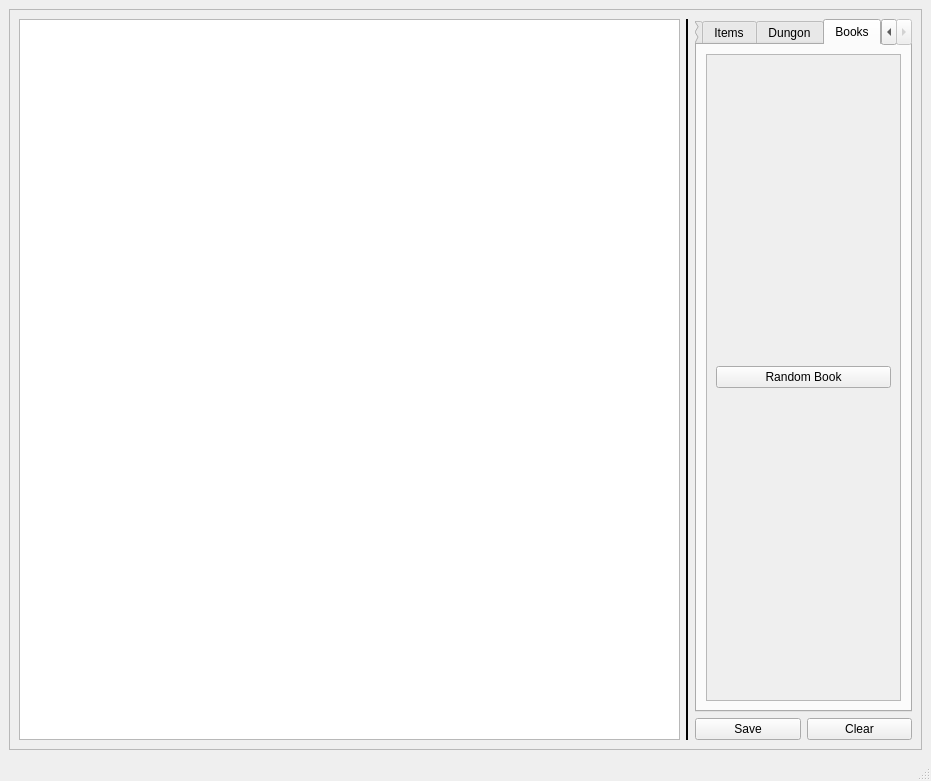
This is raw_ui_files/ginaa_gui.ui in zerihemla/ginaa as Qt 5 draws it before an edit. The edited form follows.
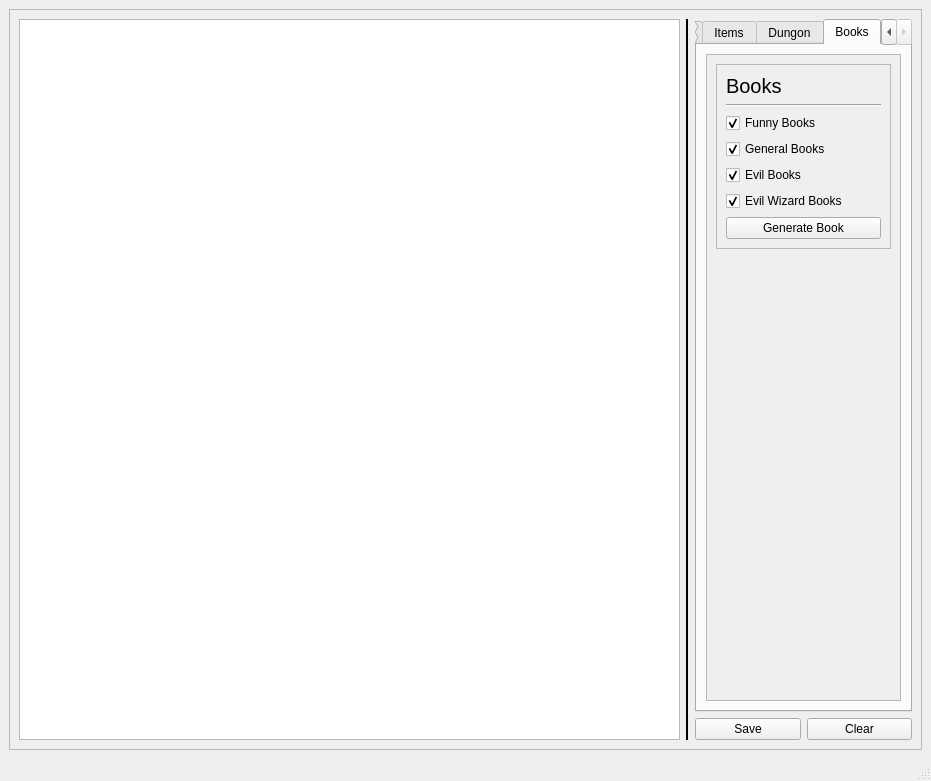
This is the edited form. The open tabs and pages were chosen to show the change.

Commit message: Added in a book generator. Commiting the broken dungon_generator and the incomplete random occurances.

Diff of the .ui file:
```diff
--- a/raw_ui_files/ginaa_gui.ui
+++ b/raw_ui_files/ginaa_gui.ui
@@ -689,14 +689,98 @@
                 <height>611</height>
                </rect>
               </property>
-              <layout class="QGridLayout" name="gridLayout_12">
+              <layout class="QGridLayout" name="gridLayout_13">
                <item row="0" column="0">
-                <widget class="QPushButton" name="random_book_button">
-                 <property name="text">
-                  <string>Random Book</string>
+                <widget class="QFrame" name="frame_4">
+                 <property name="frameShape">
+                  <enum>QFrame::StyledPanel</enum>
                  </property>
+                 <property name="frameShadow">
+                  <enum>QFrame::Raised</enum>
+                 </property>
+                 <layout class="QGridLayout" name="gridLayout_12">
+                  <item row="0" column="0">
+                   <widget class="QLabel" name="label_4">
+                    <property name="font">
+                     <font>
+                      <pointsize>15</pointsize>
+                     </font>
+                    </property>
+                    <property name="text">
+                     <string>Books</string>
+                    </property>
+                   </widget>
+                  </item>
+                  <item row="1" column="0">
+                   <widget class="Line" name="line_4">
+                    <property name="orientation">
+                     <enum>Qt::Horizontal</enum>
+                    </property>
+                   </widget>
+                  </item>
+                  <item row="2" column="0">
+                   <widget class="QCheckBox" name="funny_books_box">
+                    <property name="text">
+                     <string>Funny Books</string>
+                    </property>
+                    <property name="checked">
+                     <bool>true</bool>
+                    </property>
+                   </widget>
+                  </item>
+                  <item row="3" column="0">
+                   <widget class="QCheckBox" name="general_books_box">
+                    <property name="text">
+                     <string>General Books</string>
+                    </property>
+                    <property name="checked">
+                     <bool>true</bool>
+                    </property>
+                   </widget>
+                  </item>
+                  <item row="4" column="0">
+                   <widget class="QCheckBox" name="evil_books_box">
+                    <property name="text">
+                     <string>Evil Books</string>
+                    </property>
+                    <property name="checked">
+                     <bool>true</bool>
+                    </property>
+                   </widget>
+                  </item>
+                  <item row="5" column="0">
+                   <widget class="QCheckBox" name="evil_wizard_books_box">
+                    <property name="text">
+                     <string>Evil Wizard Books</string>
+                    </property>
+                    <property name="checked">
+                     <bool>true</bool>
+                    </property>
+                   </widget>
+                  </item>
+                  <item row="6" column="0">
+                   <widget class="QPushButton" name="generate_book_button">
+                    <property name="text">
+                     <string>Generate Book</string>
+                    </property>
+                   </widget>
+                  </item>
+                 </layout>
                 </widget>
                </item>
+               <item row="1" column="0">
+                <spacer name="verticalSpacer_4">
+                 <property name="orientation">
+                  <enum>Qt::Vertical</enum>
+                 </property>
+                 <property name="sizeHint" stdset="0">
+                  <size>
+                   <width>20</width>
+                   <height>390</height>
+                  </size>
+                 </property>
+                </spacer>
+               </item>
               </layout>
              </widget>
             </widget>
```
Left out of the diff: 49 changed lines with no effect on the pictures. The commit also changes 12 other files.
